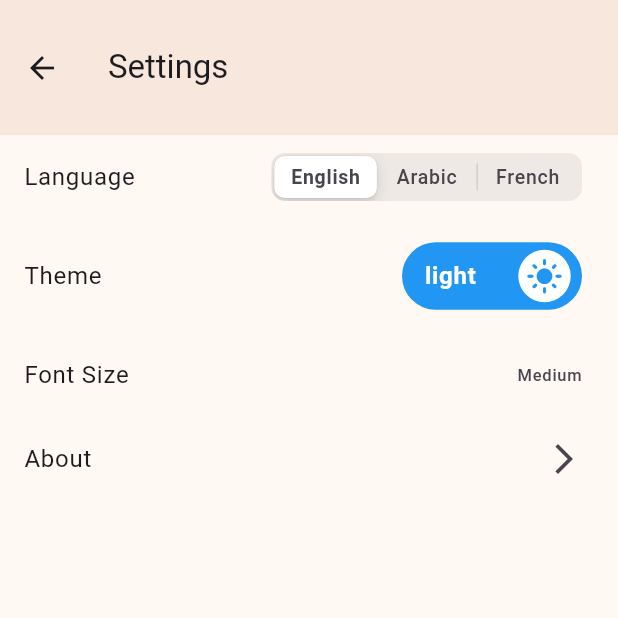
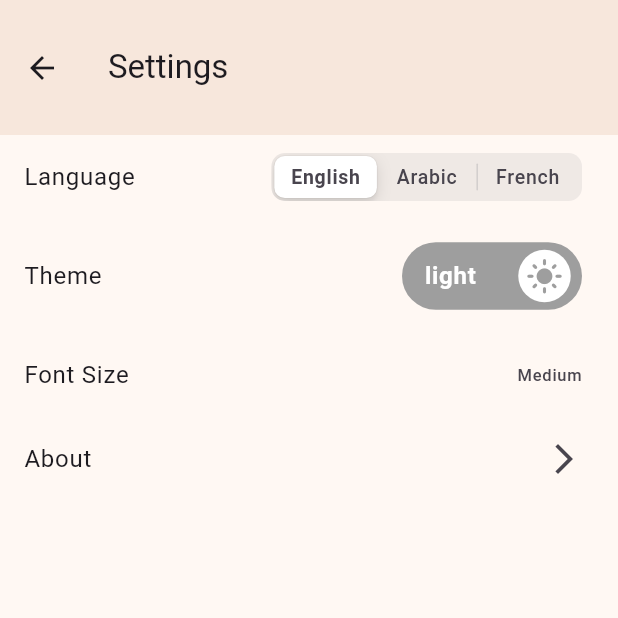
Before and after one commit to Oussamanmmh/Hadith-Application-, a Flutter app: the ListCathegorie screen opened by its route, after a tap on the "settings" icon, on a phone screen of 412 x 824 dp, the top half of it. Run offline on Flutter 3.47's test engine with Material 3 defaults, Android fonts, the phone set to English and light mode, and no system bars; drawn by our look-alikes of lite_rolling_switch; our stand-ins replace animated_toggle_switch, hive, hive_flutter; accounts and stored records are empty; network calls fail.

Commit message:
add the mode options

```diff
--- a/lib/widgets/favorite.dart
+++ b/lib/widgets/favorite.dart
@@ -1,4 +1,4 @@
-import 'dart:ffi';
+
 
 import 'package:flutter/cupertino.dart';
 import 'package:flutter/material.dart';
--- a/lib/widgets/listCathegorie.dart
+++ b/lib/widgets/listCathegorie.dart
@@ -49,8 +49,7 @@ class _ListCathegorieState extends State<ListCathegorie> {
         appBar: AppBar(
           toolbarHeight: 90,
           leadingWidth: 100,
-          leading: Expanded(
-            child: Row(
+          leading: Row(
             children: [
               IconButton(
                 onPressed: () {
@@ -66,7 +65,6 @@ class _ListCathegorieState extends State<ListCathegorie> {
                 icon: const Icon(Icons.favorite, size: 30, color: Color.fromARGB(255, 190, 17, 5)),
               ),
             ],
-            ),
           ),
           backgroundColor: const Color(0xFF405D72),
           title: Container(
--- /dev/null
+++ b/lib/widgets/modeModel.dart
@@ -0,0 +1,17 @@
+import 'package:flutter/cupertino.dart';
+import 'package:hive/hive.dart';
+
+class ModeModel extends ChangeNotifier{
+  bool mode = Hive.box('mode').get('mode') == 'light' ? true : false;
+
+
+  dynamic get getmode => mode ;
+
+  void changeMode(){
+    mode = !mode ;
+    notifyListeners();
+  }
+
+
+
+}
--- a/lib/widgets/settings.dart
+++ b/lib/widgets/settings.dart
@@ -1,7 +1,9 @@
 import 'package:flutter/cupertino.dart';
 import 'package:flutter/material.dart';
 import 'package:animated_toggle_switch/animated_toggle_switch.dart'; // Add this line to import the package
+import 'package:hadith_app/widgets/modeModel.dart';
 import 'package:lite_rolling_switch/lite_rolling_switch.dart';
+import 'package:provider/provider.dart';
 
 class SettingsPage extends StatefulWidget {
   const SettingsPage({super.key});
@@ -13,9 +15,11 @@ class SettingsPage extends StatefulWidget {
 class _SettingsPageState extends State<SettingsPage> {
   List<bool> isSelected = [true, false];
   int select = 0;
+// late  bool  mode ;
   @override
   Widget build(BuildContext context) {
-    return Scaffold(
+    return Consumer<ModeModel>(builder:
+    (context , value , child)=> Scaffold(
       backgroundColor: Color(0xffFFF8F3),
         appBar: AppBar(
           toolbarHeight: 90,
@@ -64,7 +68,9 @@ class _SettingsPageState extends State<SettingsPage> {
 
 
                   onTap: () {
-                    // Add your onTap logic here
+                      value.changeMode();
+
+                  print("the mode now is : "+value.getmode.toString());
                   },
                   onDoubleTap: () {
                     // Add your onDoubleTap logic here
@@ -73,11 +79,11 @@ class _SettingsPageState extends State<SettingsPage> {
                     // Add your onSwipe logic here
                   },
                   //initial value
-                  value: true,
+                  value: value.getmode,
                   textOn: 'light',
                   textOff: 'dark',
-                  colorOn: Colors.blue,
-                  colorOff: Colors.red,
+                  colorOn: Colors.grey,
+                  colorOff: Colors.black,
                   iconOn: Icons.light_mode,
                   iconOff: Icons.dark_mode,
                   textSize: 16.0,
@@ -100,6 +106,7 @@ class _SettingsPageState extends State<SettingsPage> {
               trailing: const Icon(Icons.arrow_forward_ios),
             ),
           ],
-        ));
+        )),
+    );
   }
 }
--- a/pubspec.yaml
+++ b/pubspec.yaml
@@ -40,6 +40,7 @@ dependencies:
   http: ^1.1.0
   google_fonts: ^6.2.0
   hive: ^2.0.4
+  provider: ^6.1.2
   hive_flutter: ^1.1.0
 
 dev_dependencies:
```
Also changed, not shown: lib/main.dart (+14 -3 lines), lib/widgets/listHadith.dart (+1 -7 lines), pubspec.lock. Lines whose indentation alone changed are shown as unchanged.
